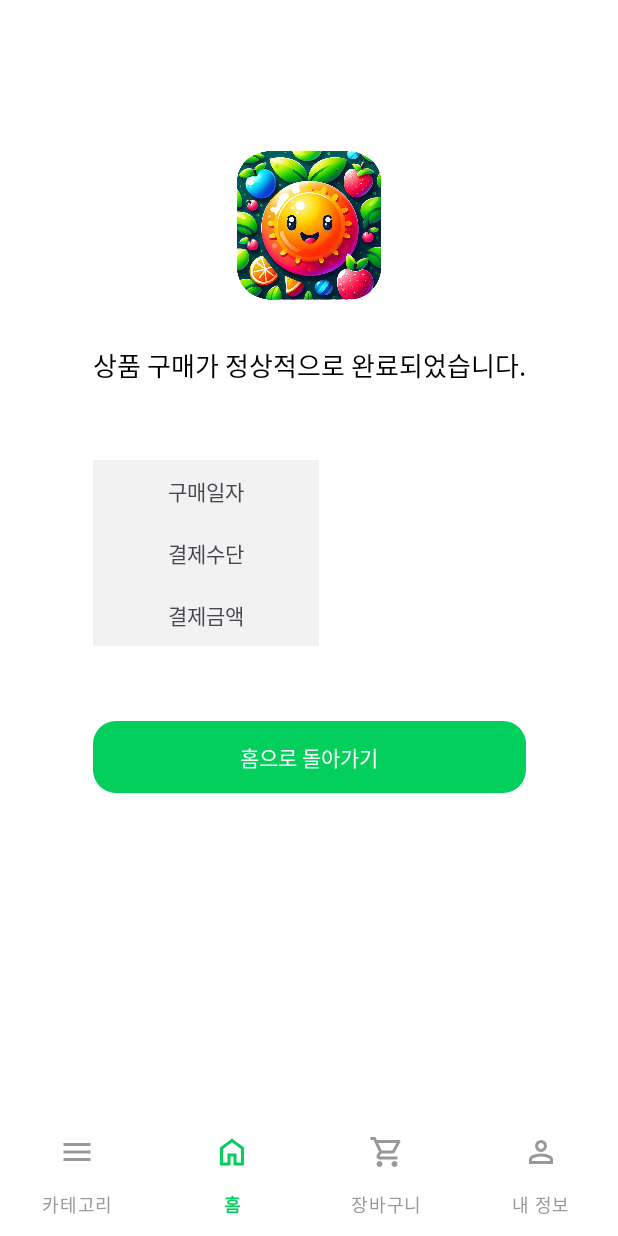
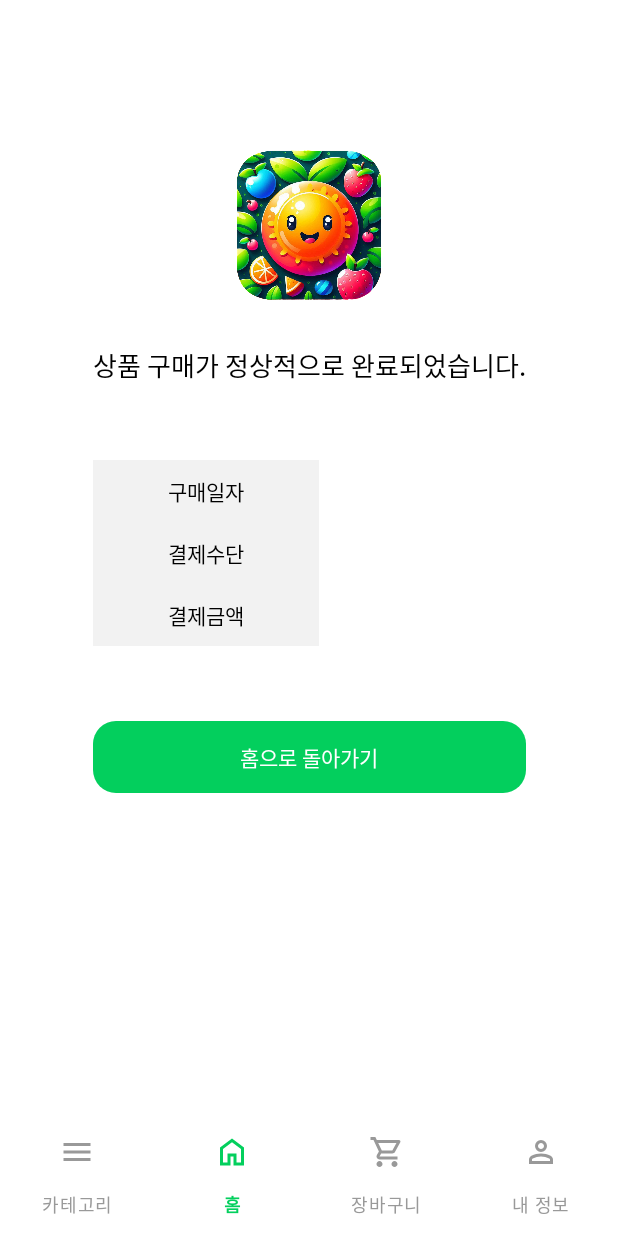
Before and after one commit to AOS3/FinalProject-ShoppingMallUserService-1-team-, an Android app: the fragment UserPaymentDoneFragment placed in its activity, on a phone screen of 412 x 824 dp. Run offline under Robolectric (Android 15) with nearby library versions, the phone set to English and light mode, and no system bars; our stand-ins replace Firebase (no records; nobody signed in at launch, a user with empty details on screens opened directly), navigation-ui; pictures from the network do not load; 4 statements that could not run were skipped.

Commit message:
sehoon 장바구니 뒤로가기 수정

```diff
--- a/app/src/main/java/com/example/frume/data/Storage.kt
+++ b/app/src/main/java/com/example/frume/data/Storage.kt
@@ -39,10 +39,11 @@ object Storage {
 
     private fun getBannerData(): List<TempBanner> {
         return listOf(
-            TempBanner(R.drawable.banner),
+            TempBanner(R.drawable.img_banner1),
             TempBanner(R.drawable.img_banner2),
             TempBanner(R.drawable.img_banner3),
             TempBanner(R.drawable.img_banner4),
+            TempBanner(R.drawable.banner),
             TempBanner(R.drawable.img_banner5)
         )
     }
--- a/app/src/main/res/layout/fragment_user_payment_done.xml
+++ b/app/src/main/res/layout/fragment_user_payment_done.xml
@@ -39,6 +39,7 @@
 
 	<TextView
 		android:id="@+id/tv_date_label"
+		style="@style/AppText2.S14"
 		android:layout_width="wrap_content"
 		android:layout_height="wrap_content"
 		android:layout_marginTop="50dp"
@@ -60,6 +61,7 @@
 
 	<TextView
 		android:id="@+id/tv_payment_label"
+		style="@style/AppText2.S14"
 		android:layout_width="wrap_content"
 		android:layout_height="wrap_content"
 		android:paddingHorizontal="50dp"
@@ -80,6 +82,7 @@
 
 	<TextView
 		android:id="@+id/tv_price_label"
+		style="@style/AppText2.S14"
 		android:layout_width="wrap_content"
 		android:layout_height="wrap_content"
 		android:paddingHorizontal="50dp"
@@ -90,6 +93,7 @@
 
 	<TextView
 		android:id="@+id/tv_date"
+		style="@style/AppText2.S14"
 		android:layout_width="wrap_content"
 		android:layout_height="wrap_content"
 		app:layout_constraintBottom_toBottomOf="@id/view_date"
@@ -100,6 +104,7 @@
 
 	<TextView
 		android:id="@+id/tv_payment"
+		style="@style/AppText2.S14"
 		android:layout_width="wrap_content"
 		android:layout_height="wrap_content"
 		app:layout_constraintBottom_toBottomOf="@id/view_payment"
@@ -110,6 +115,7 @@
 
 	<TextView
 		android:id="@+id/tv_price"
+		style="@style/AppText2.S14"
 		android:layout_width="wrap_content"
 		android:layout_height="wrap_content"
 		app:layout_constraintBottom_toBottomOf="@id/view_price"
--- a/app/src/main/res/navigation/home_graph.xml
+++ b/app/src/main/res/navigation/home_graph.xml
@@ -74,6 +74,12 @@
 		<action
 			android:id="@+id/action_navigation_cart_to_bottomSheetShowCartOptionFragment"
 			app:destination="@id/bottomSheetShowCartOptionFragment" />
+		<action
+			android:id="@+id/action_navigation_cart_to_navigation_home"
+			app:destination="@id/navigation_home"
+			app:popUpTo="@id/navigation_home"
+			app:popUpToInclusive="true"
+			/>
 	</fragment>
 	<fragment
 		android:id="@+id/user_search"
```
Also changed, not shown: app/src/main/java/com/example/frume/fragment/user_fragment/user_cart/UserCartFragmentMain.kt (+23 -10 lines), app/src/main/java/com/example/frume/fragment/user_fragment/user_payment/UserPaymentScreenFragment.kt (+17 -3 lines).
